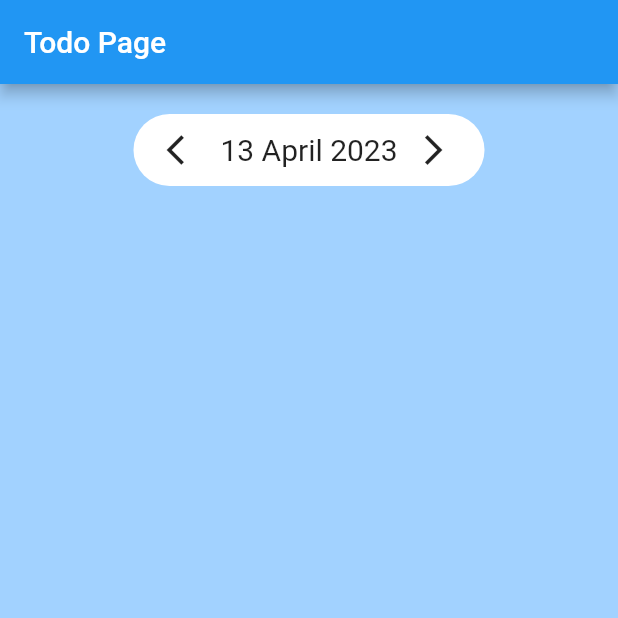
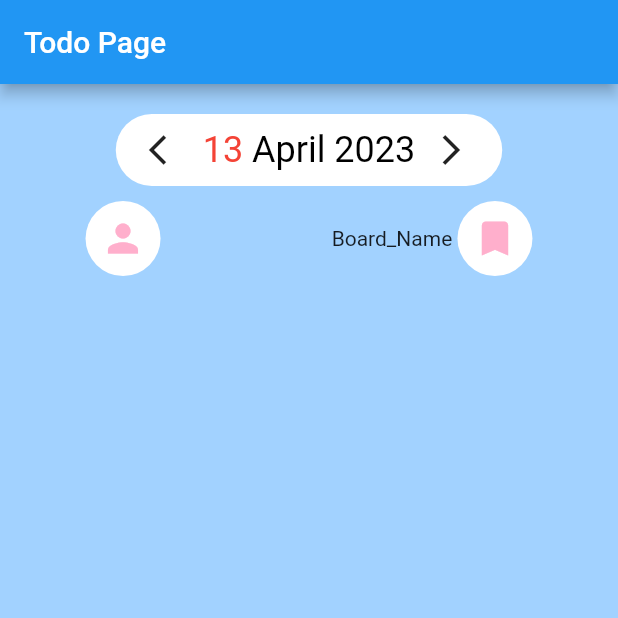
Before and after one commit to Bug-Too/CollabTasks, a Flutter app: the screen it shows after launch, on a phone screen of 412 x 824 dp, the top half of it. Run offline on Flutter 3.47's test engine with Material 2 defaults, Android fonts, the phone set to English and light mode, and no system bars.

Commit message:
Add circle button

```diff
--- a/lib/todo_page.dart
+++ b/lib/todo_page.dart
@@ -5,6 +5,42 @@ class TodoPage extends StatefulWidget {
 
   @override
   State<StatefulWidget> createState() => _TodoPageState();
+}
+
+class CircleIconButton extends StatelessWidget {
+  final IconData iconData;
+  final double size;
+  final Color color;
+  final Color iconColor;
+  final VoidCallback onPressed;
+
+  CircleIconButton({
+    required this.iconData,
+    required this.size,
+    required this.color,
+    required this.iconColor,
+    required this.onPressed,
+  });
+
+  @override
+  Widget build(BuildContext context) {
+    return SizedBox(
+      width: size,
+      height: size,
+      child: TextButton(
+        onPressed: onPressed,
+        style: TextButton.styleFrom(
+          backgroundColor: color,
+          shape: CircleBorder(),
+        ),
+        child: Icon(
+          iconData,
+          color: iconColor,
+          size: size * 0.6,
+        ),
+      ),
+    );
+  }
 }
 
 class _TodoPageState extends State<TodoPage> {
@@ -23,13 +59,15 @@ class _TodoPageState extends State<TodoPage> {
     if (picked != null && picked != selectedDate) {
       selectedDate = picked;
     }
-
+    setState(() {
+      date = selectedDate!;
+    });
     return selectedDate;
   }
 
   @override
   Widget build(BuildContext context) {
-    String getCurrentDate() {
+    List getCurrentDate() {
       const months = [
         'January',
         'February',
@@ -44,17 +82,20 @@ class _TodoPageState extends State<TodoPage> {
         'November',
         'December'
       ];
-      return '${date.day.toString()} ${months[date.month]} ${date.year.toString()}';
+      return [
+        date.day.toString(),
+        ' ${months[date.month]} ${date.year.toString()}'
+      ];
     }
 
-    String nextDate() {
+    List nextDate() {
       setState(() {
         date = date.add(const Duration(days: 1));
       });
       return getCurrentDate();
     }
 
-    String previousDate() {
+    List previousDate() {
       setState(() {
         date = date.subtract(const Duration(days: 1));
       });
@@ -65,8 +106,7 @@ class _TodoPageState extends State<TodoPage> {
     Widget dateBar() {
       return GestureDetector(
         onTap: () async {
-          DateTime? selectedDate = await _selectDate(context);
-          print(selectedDate);
+          await _selectDate(context);
         },
         child: Container(
             margin: const EdgeInsets.fromLTRB(0, 20, 0, 10),
@@ -84,7 +124,22 @@ class _TodoPageState extends State<TodoPage> {
                     previousDate();
                   },
                 ),
-                Text(getCurrentDate(), style: const TextStyle(fontSize: 20)),
+                RichText(
+                  text: TextSpan(
+                    text: '',
+                    style: const TextStyle(color: Colors.black, fontSize: 24),
+                    children: <TextSpan>[
+                      TextSpan(
+                          text: getCurrentDate()[0],
+                          style: const TextStyle(
+                            color: Colors.red,
+                          )),
+                      TextSpan(
+                        text: getCurrentDate()[1],
+                      )
+                    ],
+                  ),
+                ),
                 IconButton(
                   icon: const Icon(Icons.arrow_forward_ios),
                   onPressed: () {
@@ -102,7 +157,37 @@ class _TodoPageState extends State<TodoPage> {
       ),
       body: Center(
         child: Column(
-          children: [dateBar()],
+          children: [
+            dateBar(),
+            Row(
+              mainAxisAlignment: MainAxisAlignment.spaceAround,
+              children: [
+                CircleIconButton(
+                    iconData: Icons.person,
+                    size: 50,
+                    color: Colors.white,
+                    iconColor: Color.fromARGB(255, 255, 175, 204),
+                    onPressed: () {
+                      //  TODO: Add login page here
+                      print('Button pressed');
+                    }),
+                Row(
+                  children:[
+                    Text('Board_Name '),
+                    CircleIconButton(
+                        iconData: Icons.bookmark,
+                        size: 50,
+                        color: Colors.white,
+                        iconColor: Color.fromARGB(255, 255, 175, 204),
+                        onPressed: () {
+                          // TODO: Add board page here
+                          print('Button pressed');
+                        })
+                  ],
+                ),
+              ],
+            ),
+          ],
         ),
       ),
     );
```
